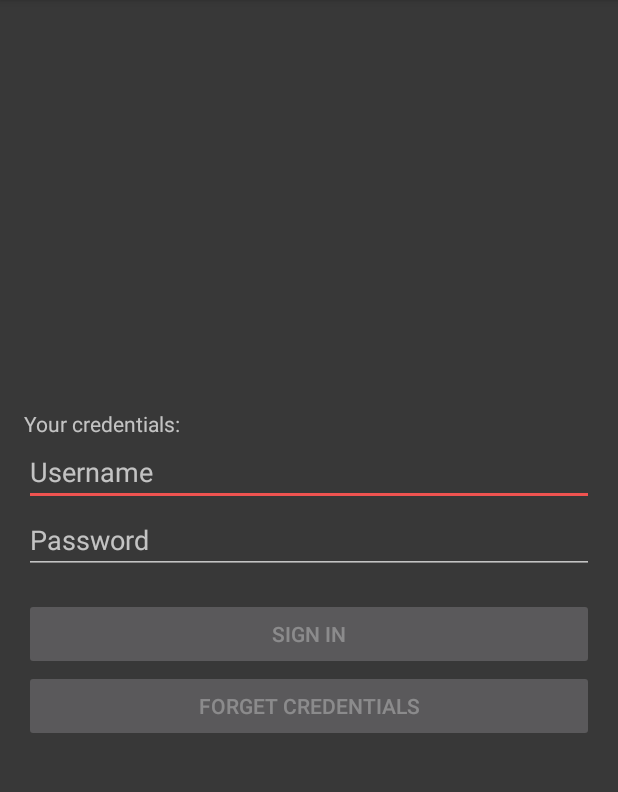
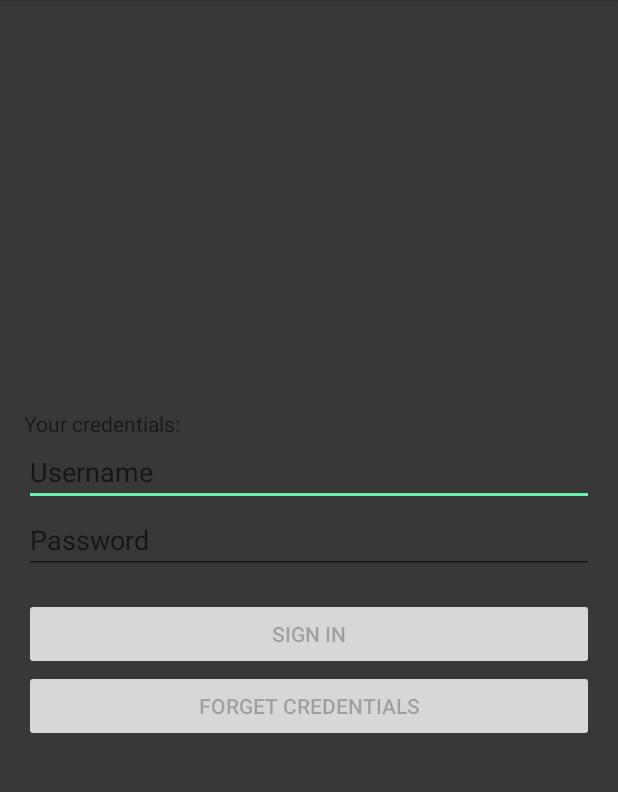
Before and after one commit to rock3r/smartlock-demo, an Android app: the screen it shows after launch (MainActivity), on a phone screen of 412 x 824 dp, the part 84-876 px from its top. Run offline under Robolectric (Android 15) with nearby library versions, the phone set to English and light mode, and no system bars; 3 statements that could not run were skipped.

Commit message:
Reformat and cleanup code

```diff
--- a/app/src/main/res/values/colors.xml
+++ b/app/src/main/res/values/colors.xml
@@ -4,7 +4,7 @@
   <color name="window_background_color">#383838</color>
   <color name="primary">#2196F3</color>
   <color name="primary_dark">#1976D2</color>
-  <color name="accent">#EF5350</color>
+  <color name="accent">#69f0ae</color>
 
   <color name="progress_overlay">#60aaaaaa</color>
 
--- a/app/src/main/res/values/styles.xml
+++ b/app/src/main/res/values/styles.xml
@@ -1,7 +1,7 @@
 <resources>
 
   <!-- Base application theme. -->
-  <style name="AppTheme" parent="Theme.AppCompat">
+  <style name="AppTheme" parent="Theme.AppCompat.Light.DarkActionBar">
     <item name="android:windowBackground">@color/window_background_color</item>
     <item name="colorPrimary">@color/primary</item>
     <item name="colorPrimaryDark">@color/primary_dark</item>
```
